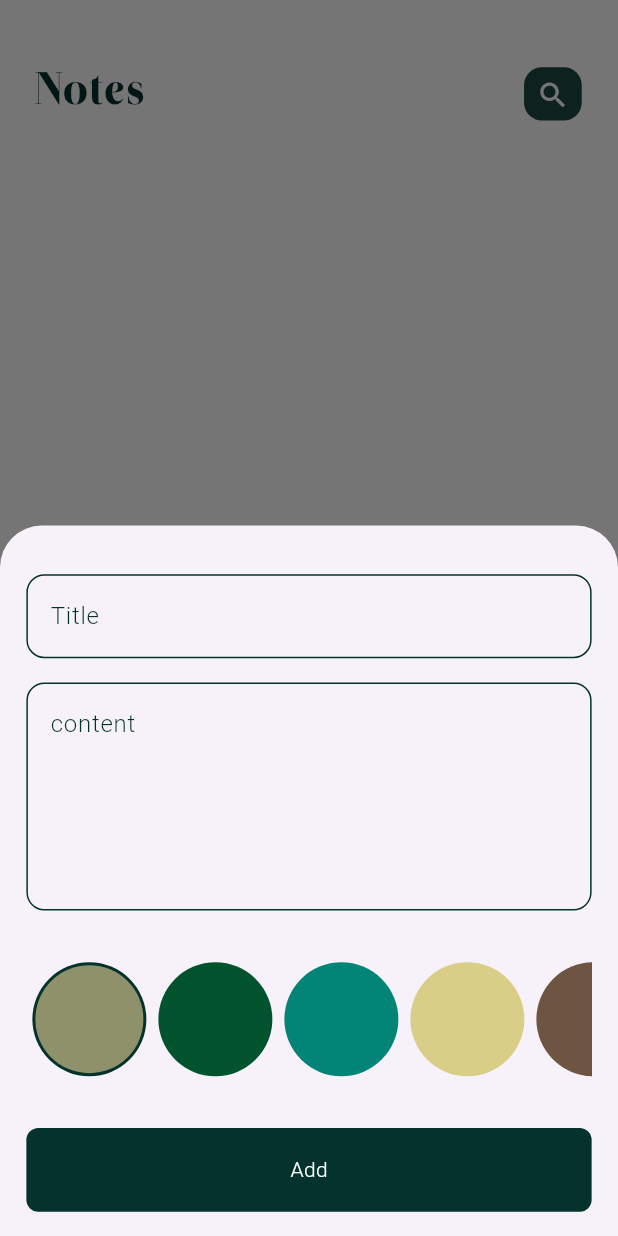
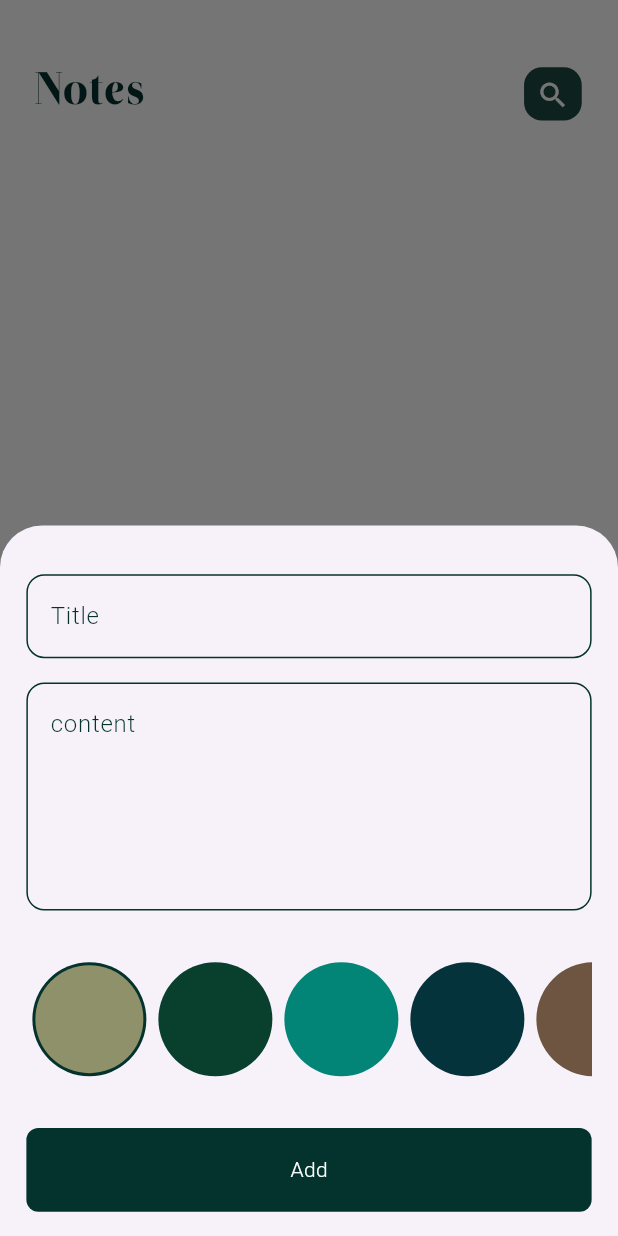
Before and after one commit to nadakhalifa183/note_app, a Flutter app: the HomeView screen opened by its route, after a tap on the "add" icon, on a phone screen of 412 x 824 dp. Run offline on Flutter 3.47's test engine with Material 3 defaults, Android fonts, the phone set to English and light mode, and no system bars; our stand-ins replace bloc, flutter_bloc, flutter_screenutil, font_awesome_flutter, hive, hive_flutter; accounts and stored records are empty.

Commit message:
add edit note colors list

```diff
--- a/lib/constants.dart
+++ b/lib/constants.dart
@@ -11,3 +11,15 @@ static const double heightScreen = 812;
 }
 
 const kNotesBox = "notes_box" ;
+
+  List<Color> kColors = const [
+    Color(0xff8f916b),
+    Color(0xff093f2d),
+    Color(0xff028476),
+    Color(0xff04333c),
+    Color(0xff6d5542),
+    Color(0xff2c332d),
+    Color(0xff760504),
+    Color(0xff58332d),
+    Color(0xff916d61),
+  ];
--- a/lib/views/widgets/colors_listview.dart
+++ b/lib/views/widgets/colors_listview.dart
@@ -37,21 +37,13 @@ class ColorListView extends StatefulWidget {
 class _ColorListViewState extends State<ColorListView> {
 
   int currentIndex = 0;
-  List<Color> colors = const [
-    Color(0xff8f916b),
-    Color(0xff00532d),
-    Color(0xff028476),
-    Color(0xffd9ce88),
-    Color(0xff6d5542),
-    Color(0xff2c332d),
-    Color(0xff6d5542),
-  ];
+
   @override
   Widget build(BuildContext context) {
     return SizedBox(
       height: 80,
       child: ListView.builder(
-        itemCount: colors.length,
+        itemCount: kColors.length,
         scrollDirection: Axis.horizontal,
         itemBuilder: (context, index) {
           return Padding(
@@ -59,11 +51,11 @@ class _ColorListViewState extends State<ColorListView> {
             child: GestureDetector(
               onTap: () {
                 currentIndex = index;
-                 BlocProvider.of<AddNoteCubit>(context).color = colors[index];
+                 BlocProvider.of<AddNoteCubit>(context).color = kColors[index];
                 setState(() {});
               },
               child: ColorItem(
-                color: colors[index],
+                color: kColors[index],
                 isActive: currentIndex == index,
               ),
             ),
--- a/lib/views/widgets/edit_note_body.dart
+++ b/lib/views/widgets/edit_note_body.dart
@@ -5,6 +5,7 @@ import 'package:note_app/cubits/notes_cubit/notes_cubit.dart';
 import 'package:note_app/models/note_model.dart';
 import 'package:note_app/views/widgets/custom_appbar.dart';
 import 'package:note_app/views/widgets/custom_textfield.dart';
+import 'package:note_app/views/widgets/edit_note_colors.dart';
 
 class EditNoteViewbody extends StatefulWidget {
   const EditNoteViewbody({
@@ -54,6 +55,10 @@ class _EditNoteViewbodyState extends State<EditNoteViewbody> {
             hintText: widget.note.subtitle,
             maxLines: 5,
           ),
+           SizedBox(
+            height: 16.h,
+          ),
+         EditNoteColors(note: widget.note,)
         ],
       ),
     );
```
Also changed, not shown: lib/views/widgets/edit_note_colors.dart (added, +48 -0 lines).
